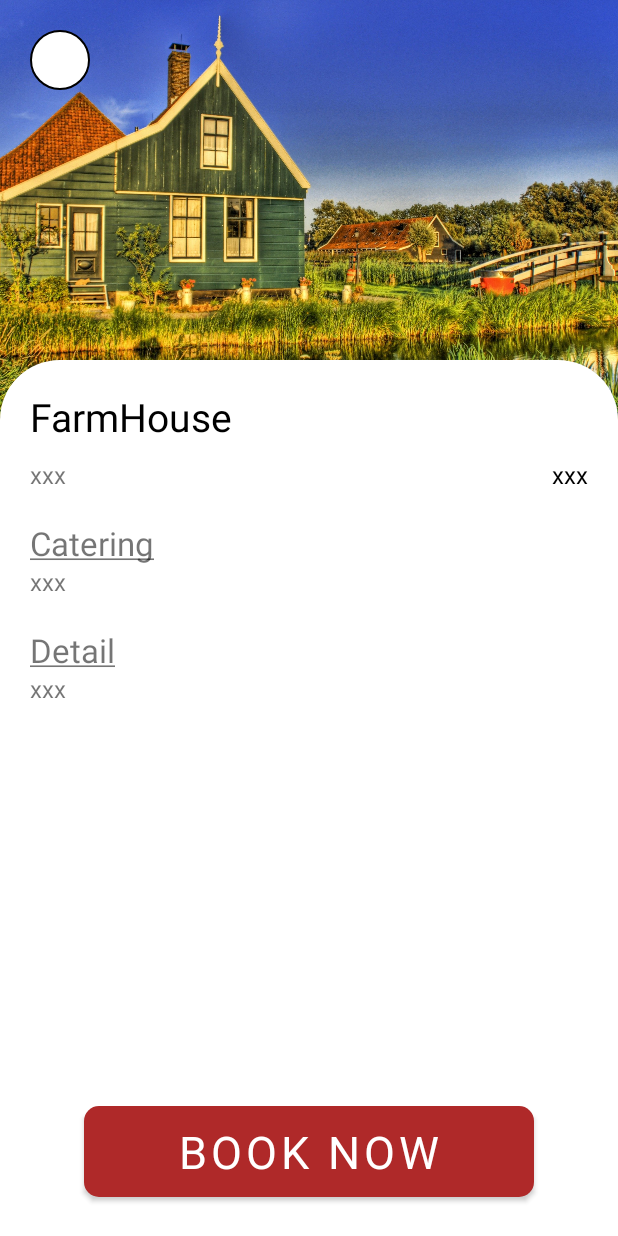
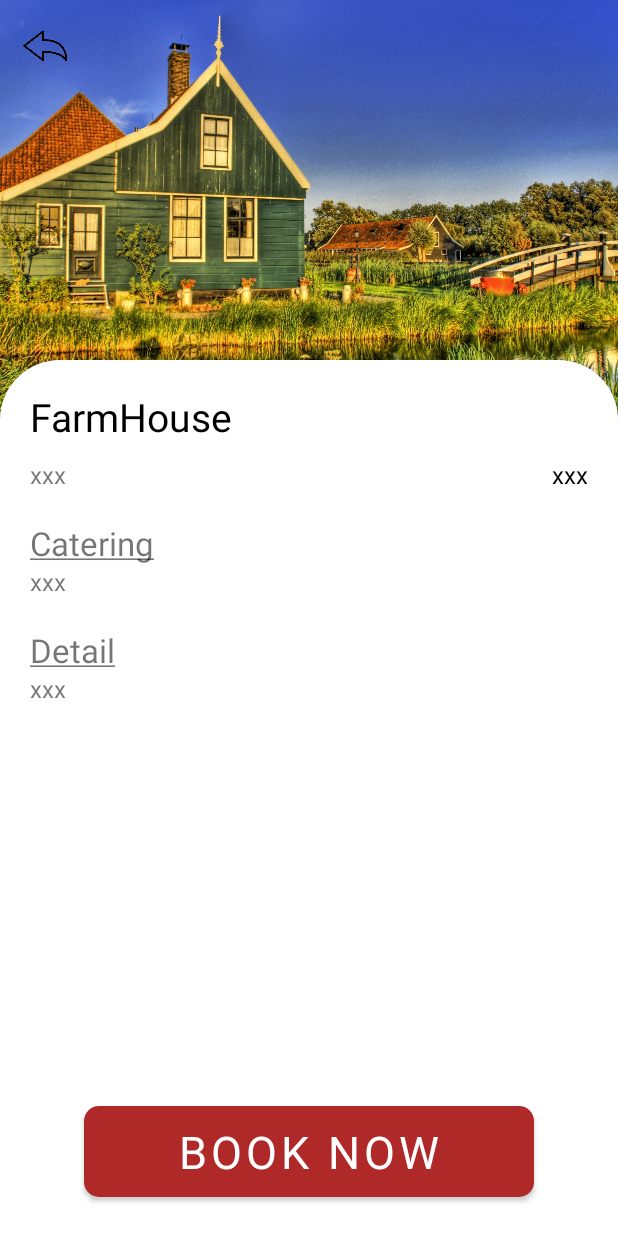
Before and after one commit to starCheukPlymouth/farmbnb, an Android app: the ProductActivity screen opened directly, with no data from a screen before it, on a phone screen of 412 x 824 dp. Run offline under Robolectric (Android 15) with nearby library versions, the light colour scheme and no system bars; Roboto replaces fonts that are not available here; 1 statement that could not run was skipped.

Commit message:
Update back button

```diff
--- a/app/src/main/res/layout/activity_product.xml
+++ b/app/src/main/res/layout/activity_product.xml
@@ -24,16 +24,14 @@
         tools:ignore="MissingConstraints">
 
         <androidx.constraintlayout.widget.ConstraintLayout
-            android:layout_width="40dp"
-            android:layout_height="40dp"
-            android:layout_marginStart="20dp"
-            android:layout_marginTop="20dp">
+            android:layout_width="60dp"
+            android:layout_height="60dp">
 
             <ImageButton
                 android:id="@+id/backButton"
                 android:layout_width="wrap_content"
                 android:layout_height="wrap_content"
-                android:background="@drawable/logo_background"
+                android:background="@drawable/back_button"
                 android:contentDescription="@null"
                 tools:ignore="MissingConstraints" />
 
@@ -82,9 +80,9 @@
                 android:layout_height="wrap_content"
                 android:layout_weight="1"
                 android:fontFamily="@font/shojumaru"
-                android:textColor="@color/black"
                 android:text="xxx"
                 android:textAlignment="textEnd"
+                android:textColor="@color/black"
                 android:textSize="16sp"
                 tools:ignore="HardcodedText" />
 
```
Also changed, not shown: app/src/main/res/layout/activity_login.xml (+3 -5 lines), app/src/main/res/layout/activity_register.xml (+3 -5 lines), app/src/main/res/drawable/back_button.png (added).
